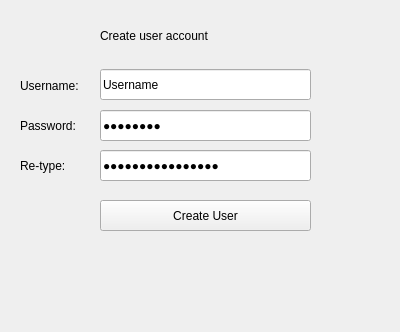
The window that interfaces/create_user.ui (BavoDebraekeleer/python-web-price-comparison-tool) describes before a commit, drawn with Qt 5.
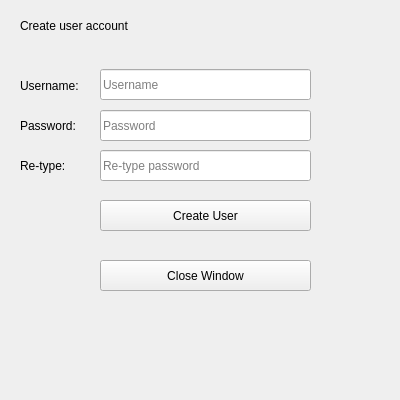
The same window after the commit.

Commit message: Interface done, Amazon basic web scrapping added

Diff of the .ui file:
```diff
--- a/interfaces/create_user.ui
+++ b/interfaces/create_user.ui
@@ -7,9 +7,21 @@
     <x>0</x>
     <y>0</y>
     <width>400</width>
-    <height>332</height>
+    <height>400</height>
    </rect>
   </property>
+  <property name="sizePolicy">
+   <sizepolicy hsizetype="Fixed" vsizetype="Fixed">
+    <horstretch>0</horstretch>
+    <verstretch>0</verstretch>
+   </sizepolicy>
+  </property>
+  <property name="minimumSize">
+   <size>
+    <width>400</width>
+    <height>400</height>
+   </size>
+  </property>
   <property name="windowTitle">
    <string>Form</string>
   </property>
@@ -39,14 +51,17 @@
     </rect>
    </property>
    <property name="text">
+    <string/>
+   </property>
+   <property name="placeholderText">
     <string>Username</string>
    </property>
   </widget>
   <widget class="QLabel" name="lb_title">
    <property name="geometry">
     <rect>
-     <x>100</x>
-     <y>20</y>
+     <x>20</x>
+     <y>10</y>
      <width>211</width>
      <height>31</height>
     </rect>
@@ -68,6 +83,12 @@
     </rect>
    </property>
    <property name="text">
+    <string/>
+   </property>
+   <property name="echoMode">
+    <enum>QLineEdit::PasswordEchoOnEdit</enum>
+   </property>
+   <property name="placeholderText">
     <string>Password</string>
    </property>
    <property name="echoMode">
@@ -113,6 +134,12 @@
     </rect>
    </property>
    <property name="text">
+    <string/>
+   </property>
+   <property name="echoMode">
+    <enum>QLineEdit::PasswordEchoOnEdit</enum>
+   </property>
+   <property name="placeholderText">
     <string>Re-type password</string>
    </property>
    <property name="echoMode">
@@ -135,6 +162,38 @@
     <string>Re-type:</string>
    </property>
   </widget>
+  <widget class="QPushButton" name="btn_close">
+   <property name="enabled">
+    <bool>true</bool>
+   </property>
+   <property name="geometry">
+    <rect>
+     <x>100</x>
+     <y>260</y>
+     <width>211</width>
+     <height>31</height>
+    </rect>
+   </property>
+   <property name="text">
+    <string>Close Window</string>
+   </property>
+  </widget>
+  <widget class="QLabel" name="lb_info">
+   <property name="geometry">
+    <rect>
+     <x>100</x>
+     <y>40</y>
+     <width>211</width>
+     <height>31</height>
+    </rect>
+   </property>
+   <property name="autoFillBackground">
+    <bool>false</bool>
+   </property>
+   <property name="text">
+    <string/>
+   </property>
+  </widget>
  </widget>
  <resources/>
  <connections/>
```
Left out of the diff: 8 changed lines with no effect on the pictures. The commit also changes 7 other files.
